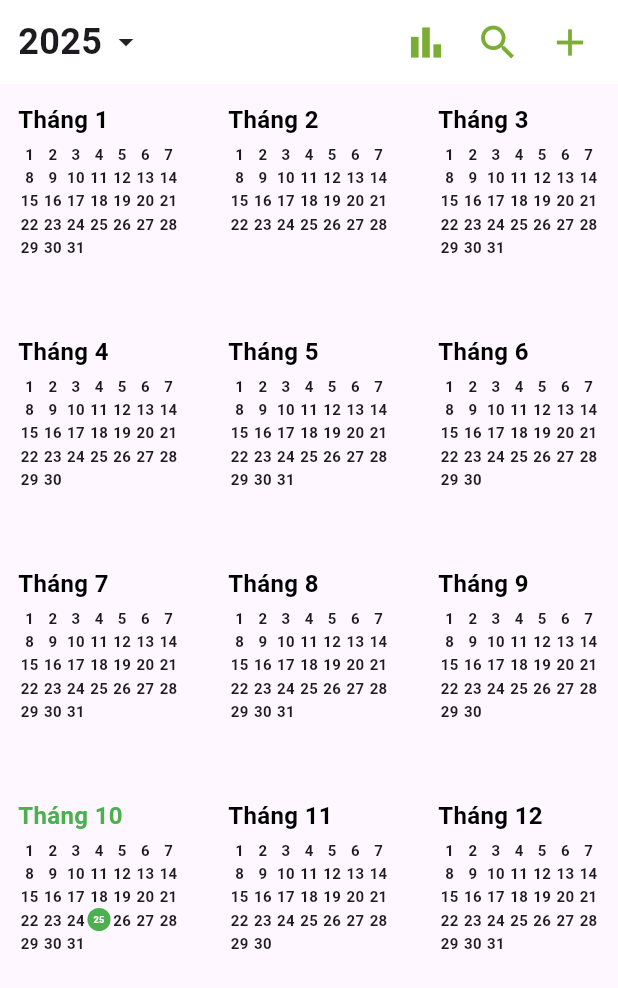
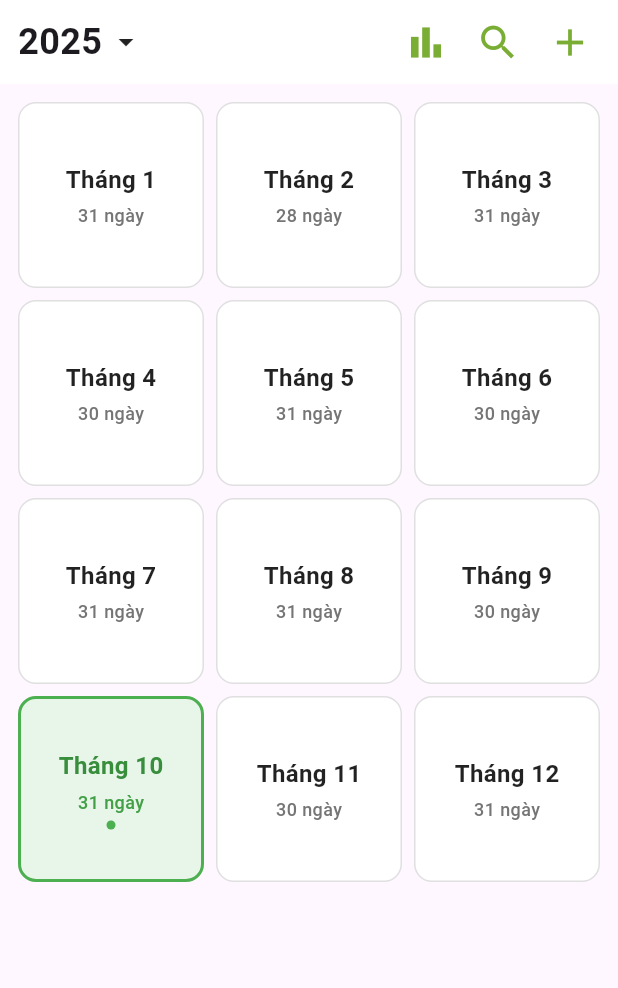
Before and after one commit to NDHunq/SE505_Plantheon, a Flutter app: the Diary screen opened directly, on a phone screen of 412 x 824 dp. Shown: the top 988 px of the screen. Run offline on Flutter 3.47's test engine with Material 3 defaults, Android fonts, the light colour scheme and no system bars; our stand-ins replace camera, flutter_bloc, flutter_html, flutter_screenutil, flutter_svg, geolocator and 2 more; missing offline and left inert: styled_divider.

Commit message:
feat: change diary and month layout

```diff
--- a/lib/presentation/screens/diary/diary.dart
+++ b/lib/presentation/screens/diary/diary.dart
@@ -460,12 +460,14 @@ class _DiaryState extends State<Diary> {
 
   /// Lazy load 12 tháng
   Widget _buildMonthGrid() {
-    return GridView.builder(
+    return Padding(
+      padding: const EdgeInsets.all(8.0),
+      child: GridView.builder(
         gridDelegate: const SliverGridDelegateWithFixedCrossAxisCount(
           crossAxisCount: 3,
-        childAspectRatio: 0.9,
-        crossAxisSpacing: 8,
-        mainAxisSpacing: 8,
+          childAspectRatio: 1,
+          crossAxisSpacing: 0,
+          mainAxisSpacing: 0,
         ),
         itemCount: 12,
         itemBuilder: (context, index) {
@@ -476,6 +478,7 @@ class _DiaryState extends State<Diary> {
             onMonthSelected: _selectMonth,
           );
         },
+      ),
     );
   }
 
@@ -609,81 +612,55 @@ class _MonthWidgetState extends State<MonthWidget> {
     final int daysInMonth = DateUtils.getDaysInMonth(widget.year, widget.month);
 
     return Padding(
-      padding: const EdgeInsets.all(8.0),
+      padding: const EdgeInsets.all(4.0),
       child: GestureDetector(
         onTap: () => _navigateToMonth(context),
         child: Container(
-          decoration: BoxDecoration(borderRadius: BorderRadius.circular(8)),
+          decoration: BoxDecoration(
+            borderRadius: BorderRadius.circular(12),
+            border: Border.all(
+              color: isCurrentMonth ? Colors.green : Colors.grey.shade300,
+              width: isCurrentMonth ? 2 : 1,
+            ),
+            color: isCurrentMonth ? Colors.green.shade50 : Colors.white,
+          ),
           child: Padding(
-            padding: const EdgeInsets.all(4),
+            padding: const EdgeInsets.all(8),
             child: Column(
-              crossAxisAlignment: CrossAxisAlignment.start,
+              mainAxisAlignment: MainAxisAlignment.center,
               children: [
                 Text(
                   "Tháng ${widget.month}",
                   style: TextStyle(
                     fontSize: 16,
                     fontWeight: FontWeight.bold,
-                    color: isCurrentMonth ? Colors.green : Colors.black,
+                    color: isCurrentMonth
+                        ? Colors.green.shade700
+                        : Colors.black87,
                   ),
                 ),
                 const SizedBox(height: 4),
-                Expanded(
-                  child: GridView.builder(
-                    physics: const NeverScrollableScrollPhysics(),
-                    gridDelegate:
-                        const SliverGridDelegateWithFixedCrossAxisCount(
-                          crossAxisCount: 7,
+                Text(
+                  "$daysInMonth ngày",
+                  style: TextStyle(
+                    fontSize: 12,
+                    color: isCurrentMonth
+                        ? Colors.green.shade600
+                        : Colors.grey.shade600,
+                    fontWeight: FontWeight.w500,
                   ),
-                    itemCount: daysInMonth,
-                    itemBuilder: (context, day) {
-                      final bool isToday =
-                          isCurrentMonth && (day + 1 == now.day);
-
-                      return Center(
-                        child: isToday
-                            ? Container(
+                ),
+                if (isCurrentMonth) ...[
+                  const SizedBox(height: 4),
+                  Container(
+                    width: 6,
+                    height: 6,
                     decoration: const BoxDecoration(
                       color: Colors.green,
                       shape: BoxShape.circle,
                     ),
-                                alignment: Alignment.center,
-                                constraints: const BoxConstraints(
-                                  minWidth: 20,
-                                  minHeight: 20,
                   ),
-                                padding: const EdgeInsets.symmetric(
-                                  horizontal: 4,
-                                  vertical: 2,
-                                ),
-                                child: FittedBox(
-                                  fit: BoxFit.scaleDown,
-                                  child: Text(
-                                    "${day + 1}",
-                                    maxLines: 1,
-                                    style: const TextStyle(
-                                      fontSize: 10,
-                                      fontWeight: FontWeight.bold,
-                                      color: Colors.white,
-                                    ),
-                                  ),
-                                ),
-                              )
-                            : FittedBox(
-                                fit: BoxFit.scaleDown,
-                                child: Text(
-                                  "${day + 1}",
-                                  maxLines: 1,
-                                  style: const TextStyle(
-                                    fontSize: 10,
-                                    fontWeight: FontWeight.bold,
-                                  ),
-                                ),
-                              ),
-                      );
-                    },
-                  ),
-                ),
+                ],
               ],
             ),
           ),
--- a/lib/presentation/screens/diary/month.dart
+++ b/lib/presentation/screens/diary/month.dart
@@ -245,10 +245,11 @@ class ADayWidget extends StatelessWidget {
     return GestureDetector(
       onTap: onTap,
       child: Container(
-        alignment: Alignment.center,
+        padding: const EdgeInsets.all(4),
         child: Column(
-          mainAxisSize: MainAxisSize.min,
+          crossAxisAlignment: CrossAxisAlignment.center,
           children: [
+            // Số ngày - cố định ở đầu
             Container(
               width: 28,
               height: 28,
@@ -257,7 +258,6 @@ class ADayWidget extends StatelessWidget {
                 color: isToday ? Colors.green : Colors.transparent,
                 shape: BoxShape.circle,
               ),
-
               child: Text(
                 '$day',
                 style: TextStyle(
@@ -268,14 +268,19 @@ class ADayWidget extends StatelessWidget {
               ),
             ),
             const SizedBox(height: 8),
-            Flexible(
-              child: Column(
-                mainAxisSize: MainAxisSize.min,
-                children: [ArrayTaskWidget(tasks)],
+            // Phần tasks - co giãn để lấp đầy không gian còn lại
+            Expanded(
+              child: Container(
+                width: double.infinity,
+                child: ArrayTaskWidget(tasks),
               ),
             ),
-            SizedBox(height: 4),
-            Container(width: double.infinity, height: 1, color: Colors.grey),
+            // Gạch dưới - cố định ở cuối
+            Container(
+              width: double.infinity,
+              height: 1,
+              color: Colors.grey.withOpacity(0.3),
+            ),
           ],
         ),
       ),
@@ -308,7 +313,8 @@ class ArrayTaskWidget extends StatelessWidget {
     ];
 
     return Column(
-      mainAxisSize: MainAxisSize.min,
+      mainAxisAlignment: MainAxisAlignment.start,
+      crossAxisAlignment: CrossAxisAlignment.center,
       children: [
         ...tasksToShow.asMap().entries.map((entry) {
           final int idx = entry.key;
@@ -318,7 +324,7 @@ class ArrayTaskWidget extends StatelessWidget {
             width: double.infinity,
             height: 8,
             margin: const EdgeInsets.only(top: 1),
-            padding: const EdgeInsets.symmetric(horizontal: 4),
+            padding: const EdgeInsets.symmetric(horizontal: 2),
             decoration: BoxDecoration(
               color: bgColor,
               borderRadius: BorderRadius.circular(4),
@@ -339,14 +345,16 @@ class ArrayTaskWidget extends StatelessWidget {
           );
         }),
         if (remaining > 0)
-          SizedBox(
+          Container(
             width: double.infinity,
+            margin: const EdgeInsets.only(top: 2),
             child: Text(
               "+$remaining",
               style: const TextStyle(fontSize: 10, color: Colors.grey),
               overflow: TextOverflow.ellipsis,
               maxLines: 1,
               softWrap: false,
+              textAlign: TextAlign.center,
             ),
           ),
       ],
```
Lines whose indentation alone changed are shown as unchanged.
